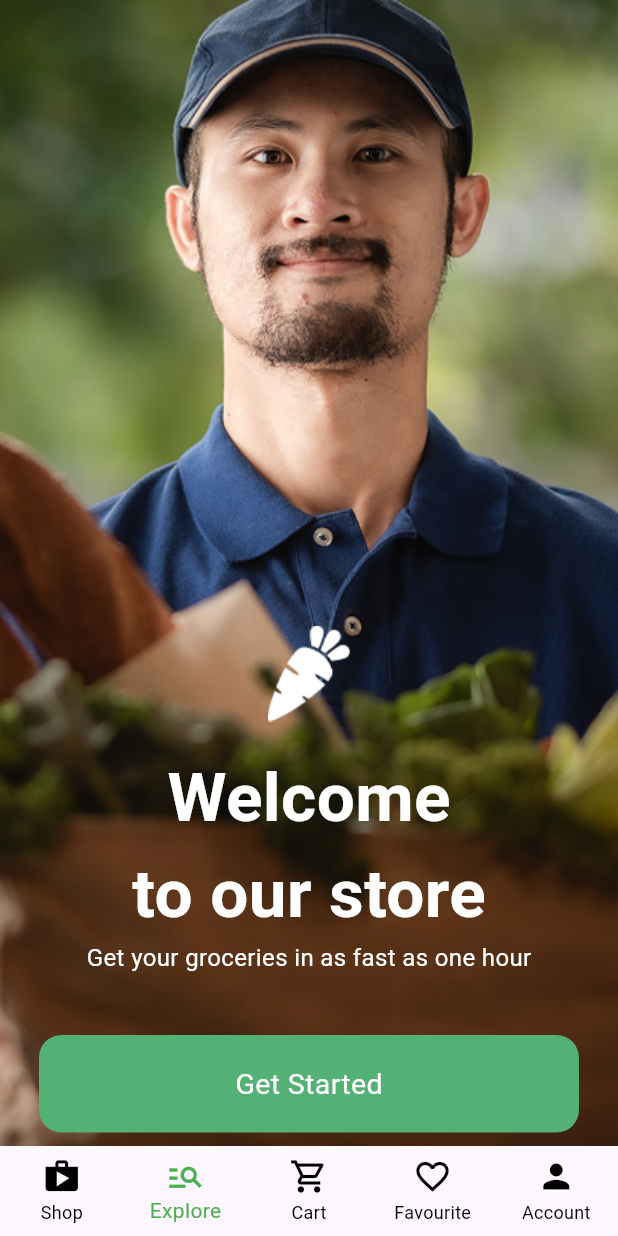
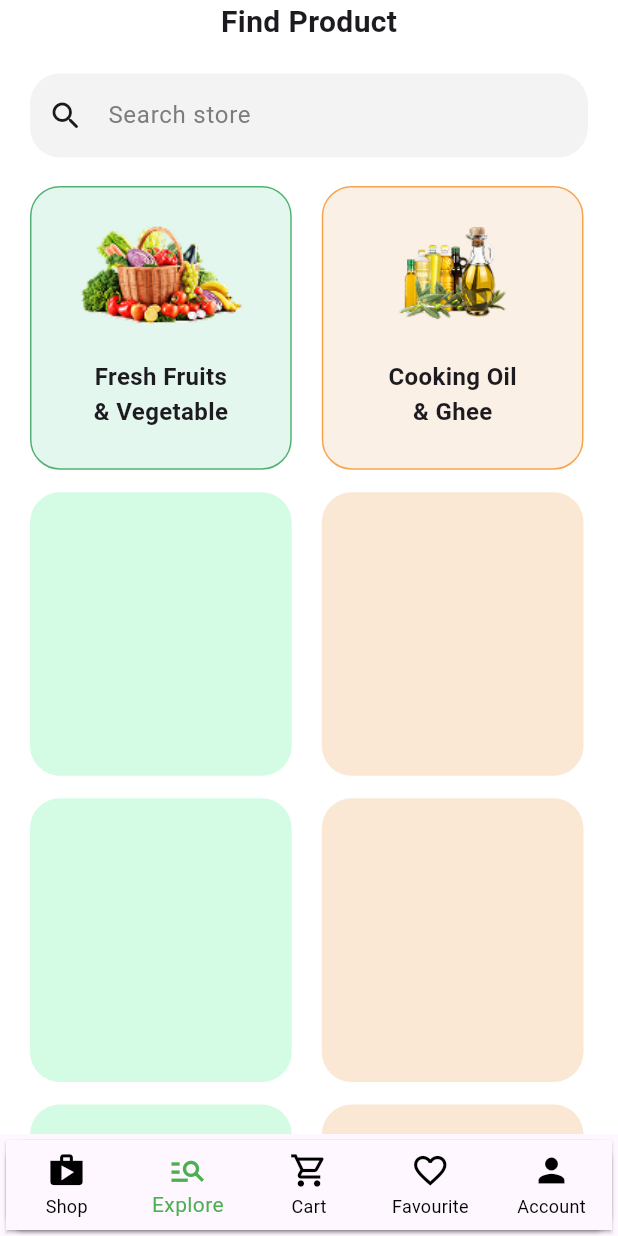
Before and after one commit to Abhinandas004/Online_Grocery_App-Nectar-, a Flutter app: the AppHomeScreen screen opened directly, item 2 of the bottom bar chosen, on a phone screen of 412 x 824 dp. Run offline on Flutter 3.47's test engine with Material 3 defaults, Android fonts, the phone set to English and light mode, and no system bars.

Commit message:
add_find product_page

```diff
--- a/lib/App_Home_Screen.dart
+++ b/lib/App_Home_Screen.dart
@@ -1,5 +1,6 @@
 import 'package:flutter/material.dart';
 
+import 'Find_product_page.dart';
 import 'Home_screen.dart';
 import 'Onbording_screen.dart';
 import 'Sign_in_page.dart';
@@ -15,7 +16,7 @@ class _AppHomeScreenState extends State<AppHomeScreen> {
   int _selectedIndex = 0;
   static const List<dynamic> _widgetOptions = [
     HomeScreenPage(),
-    OnbordingScreen(),
+    FindProductPage(),
     SignInPage()
   ];
 
@@ -30,7 +31,8 @@ class _AppHomeScreenState extends State<AppHomeScreen> {
   Widget build(BuildContext context) {
     return Scaffold(
       body: Center(child: _widgetOptions.elementAt(_selectedIndex)),
-      bottomNavigationBar: BottomNavigationBar(
+      bottomNavigationBar: Card(
+        child: BottomNavigationBar(
           items: const <BottomNavigationBarItem>[
             BottomNavigationBarItem(
               icon: Icon(Icons.shop),
@@ -66,6 +68,7 @@ class _AppHomeScreenState extends State<AppHomeScreen> {
           onTap: _onItemTapped,
           elevation: 1,
         ),
+      ),
     );
   }
 }
--- /dev/null
+++ b/lib/Find_product_page.dart
@@ -0,0 +1,231 @@
+import 'package:flutter/material.dart';
+
+class FindProductPage extends StatefulWidget {
+  const FindProductPage({super.key});
+
+  @override
+  State<FindProductPage> createState() => _FindProductPageState();
+}
+
+class _FindProductPageState extends State<FindProductPage> {
+  @override
+  Widget build(BuildContext context) {
+    return Scaffold(
+      backgroundColor: Colors.white,
+      body: SafeArea(
+        child: ListView(
+          children: [
+            Row(
+              mainAxisAlignment: MainAxisAlignment.center,
+              children: [
+                Text(
+                  "Find Product",
+                  style: TextStyle(fontSize: 20, fontWeight: FontWeight.bold),
+                ),
+              ],
+            ),
+            SizedBox(height: 20),
+            Padding(
+              padding: const EdgeInsets.only(left: 20, right: 20),
+              child: TextFormField(
+                decoration: InputDecoration(
+                  border: OutlineInputBorder(
+                    borderRadius: BorderRadius.all(Radius.circular(20)),
+                    borderSide: BorderSide.none,
+                  ),
+                  prefixIcon: Icon(
+                    Icons.search_rounded,
+                    color: Color(0xff181B19),
+                  ),
+                  hintText: "Search store",
+                  hintStyle: TextStyle(color: Color(0xff7C7C7C)),
+                  fillColor: Color(0xffF2F3F2),
+                  filled: true,
+                ),
+              ),
+            ),
+            SizedBox(height: 19),
+            Row(
+              children: [
+                Padding(
+                  padding: const EdgeInsets.only(left: 20),
+                  child: Container(
+                    height: 189.11,
+                    width: 174.5,
+                    decoration: BoxDecoration(
+                      border: Border.all(color: Color(0xff53B175)),
+                      color: Color(0xffE4F7EF),
+                      borderRadius: BorderRadius.all(Radius.circular(20)),
+                    ),
+                    child: Padding(
+                      padding: const EdgeInsets.only(top: 20),
+                      child: Column(
+                        children: [
+                          Center(
+                            child: Container(
+                              height: 74.9,
+                              width: 111.38,
+                              decoration: BoxDecoration(
+                                image: DecorationImage(
+                                  image: AssetImage("assets/pngfuel 6.png"),
+                                ),
+                              ),
+                            ),
+                          ),
+                          SizedBox(height: 20),
+                          Text(
+                            "Fresh Fruits",
+                            style: TextStyle(
+                              fontWeight: FontWeight.bold,
+                              fontSize: 16,
+                            ),
+                          ),
+                          Text(
+                            "& Vegetable",
+                            style: TextStyle(
+                              fontWeight: FontWeight.bold,
+                              fontSize: 16,
+                            ),
+                          ),
+                        ],
+                      ),
+                    ),
+                  ),
+                ),
+                SizedBox(width: 20),
+                Padding(
+                  padding: const EdgeInsets.only(right: 0),
+                  child: Container(
+                    height: 189.11,
+                    width: 174.5,
+                    decoration: BoxDecoration(
+                      border: Border.all(color: Color(0xffF8A44C)),
+                      color: Color(0xffFAF0E6),
+                      borderRadius: BorderRadius.all(Radius.circular(20)),
+                    ),child: Padding(
+                    padding: const EdgeInsets.only(top: 20),
+                    child: Column(
+                      children: [
+                        Center(
+                          child: Container(
+                            height: 74.9,
+                            width: 111.38,
+                            decoration: BoxDecoration(
+                              image: DecorationImage(
+                                image: AssetImage("assets/Group 6835.png"),
+                              ),
+                            ),
+                          ),
+                        ),
+                        SizedBox(height: 20),
+                        Text(
+                          "Cooking Oil",
+                          style: TextStyle(
+                            fontWeight: FontWeight.bold,
+                            fontSize: 16,
+                          ),
+                        ),
+                        Text(
+                          "& Ghee",
+                          style: TextStyle(
+                            fontWeight: FontWeight.bold,
+                            fontSize: 16,
+                          ),
+                        ),
+                      ],
+                    ),
+                  ),
+                  ),
+                ),
+              ],
+            ),
+            SizedBox(height: 15),
+            Row(
+              children: [
+                Padding(
+                  padding: const EdgeInsets.only(left: 20),
+                  child: Container(
+                    height: 189.11,
+                    width: 174.5,
+                    decoration: BoxDecoration(
+                      color: Color(0xffD4FCE4),
+                      borderRadius: BorderRadius.all(Radius.circular(20)),
+                    ),
+                  ),
+                ),
+                SizedBox(width: 20),
+                Padding(
+                  padding: const EdgeInsets.only(right: 20),
+                  child: Container(
+                    height: 189.11,
+                    width: 174.5,
+                    decoration: BoxDecoration(
+                      color: Color(0xffFAE8D4),
+                      borderRadius: BorderRadius.all(Radius.circular(20)),
+                    ),
+                  ),
+                ),
+              ],
+            ),
+            SizedBox(height: 15),
+            Row(
+              children: [
+                Padding(
+                  padding: const EdgeInsets.only(left: 20),
+                  child: Container(
+                    height: 189.11,
+                    width: 174.5,
+                    decoration: BoxDecoration(
+                      color: Color(0xffD4FCE4),
+                      borderRadius: BorderRadius.all(Radius.circular(20)),
+                    ),
+                  ),
+                ),
+                SizedBox(width: 20),
+                Padding(
+                  padding: const EdgeInsets.only(right: 20),
+                  child: Container(
+                    height: 189.11,
+                    width: 174.5,
+                    decoration: BoxDecoration(
+                      color: Color(0xffFAE8D4),
+                      borderRadius: BorderRadius.all(Radius.circular(20)),
+                    ),
+                  ),
+                ),
+              ],
+            ),
+            SizedBox(height: 15),
+            Row(
+              children: [
+                Padding(
+                  padding: const EdgeInsets.only(left: 20),
+                  child: Container(
+                    height: 189.11,
+                    width: 174.5,
+                    decoration: BoxDecoration(
+                      color: Color(0xffD4FCE4),
+                      borderRadius: BorderRadius.all(Radius.circular(20)),
+                    ),
+                  ),
+                ),
+                SizedBox(width: 20),
+                Padding(
+                  padding: const EdgeInsets.only(right: 20),
+                  child: Container(
+                    height: 189.11,
+                    width: 174.5,
+                    decoration: BoxDecoration(
+                      color: Color(0xffFAE8D4),
+                      borderRadius: BorderRadius.all(Radius.circular(20)),
+                    ),
+                  ),
+                ),
+              ],
+            ),
+          ],
+        ),
+      ),
+    );
+  }
+}
--- a/lib/Home_screen.dart
+++ b/lib/Home_screen.dart
@@ -648,7 +648,7 @@ class _HomeScreenPageState extends State<HomeScreenPage> {
                       height: 105,
                       width: 248.19,
                       decoration: BoxDecoration(
-                        color: Color(0xffF8A44C),
+                        color: Color(0xffFAF0E6),
                         borderRadius: BorderRadius.all(Radius.circular(20)),
                       ),
                       child: Row(
@@ -689,7 +689,7 @@ class _HomeScreenPageState extends State<HomeScreenPage> {
                       height: 105,
                       width: 248.19,
                       decoration: BoxDecoration(
-                        color: Color(0xff53B175),
+                        color: Color(0xffE4F7EF),
                         borderRadius: BorderRadius.all(Radius.circular(20)),
                       ),
                       child: Row(
```
Also changed, not shown: assets/Group 6835.png (added), assets/pngfuel 6.png (added). Lines whose indentation alone changed are shown as unchanged.
